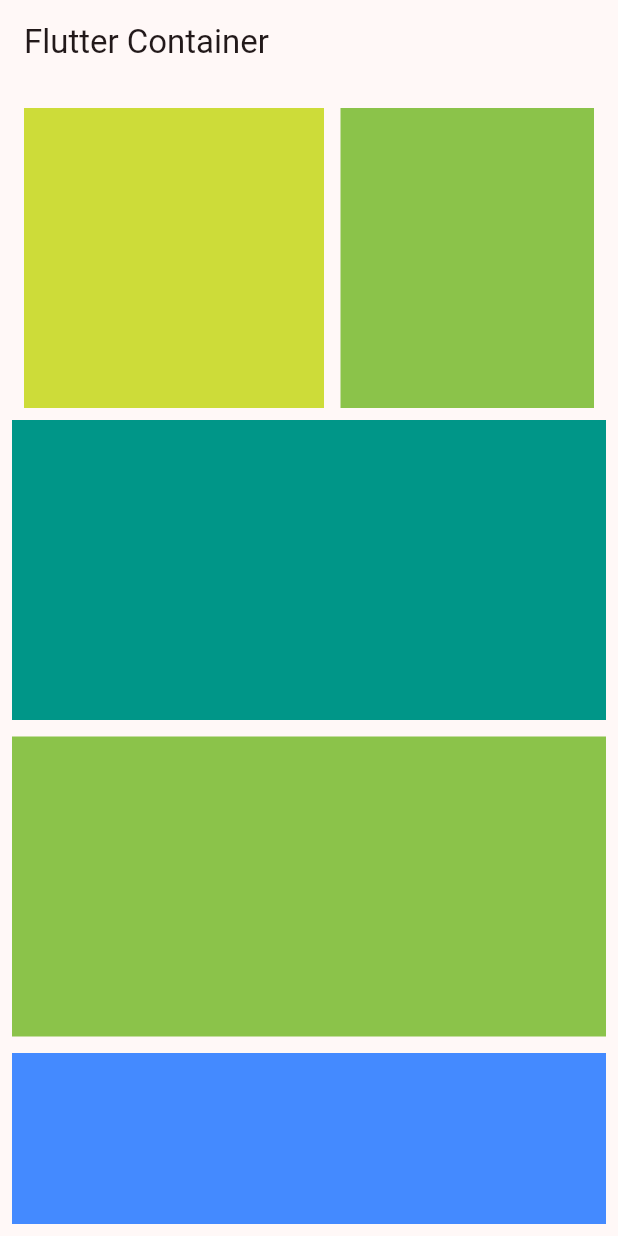
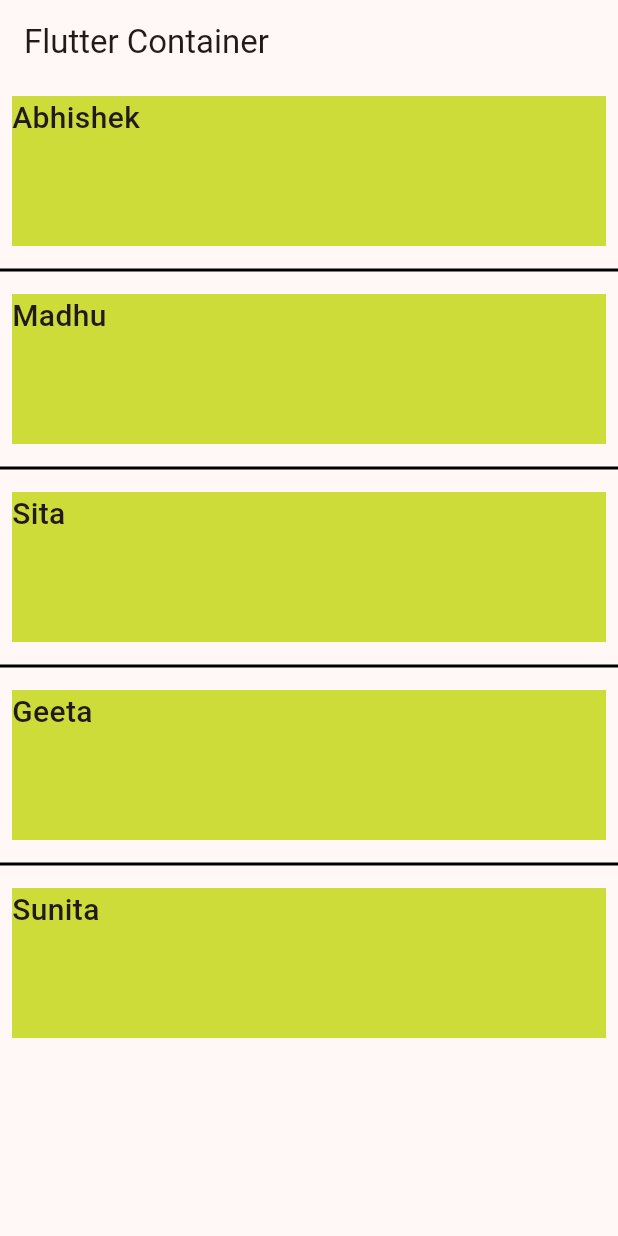
Before and after one commit to codebyAbhishekBharti/flutter_basics, a Flutter app: the screen it shows after launch, on a phone screen of 412 x 824 dp. Run offline on Flutter 3.47's test engine with Material 3 defaults, Android fonts, the phone set to English and light mode, and no system bars.

Commit message:
ListView.separated

```diff
--- a/lib/main.dart
+++ b/lib/main.dart
@@ -43,6 +43,7 @@ class MyHomePage extends StatefulWidget {
 class _MyHomePageState extends State<MyHomePage> {
   @override
   Widget build(BuildContext context) {
+    var arrName = ['Abhishek','Madhu','Sita','Geeta','Sunita'];
     return Scaffold(
       appBar: AppBar(
         title: const Text('Flutter Container'),
@@ -166,96 +167,145 @@ class _MyHomePageState extends State<MyHomePage> {
       //   ),
       // )
       // scrollView Widget
-      body:Padding(
-        padding: const EdgeInsets.all(8.0),
-        child: SingleChildScrollView(
-          child: Column(
-            children: [
-              Padding(
-                padding: const EdgeInsets.all(8.0),
-                child: SingleChildScrollView(
-                  scrollDirection: Axis.horizontal,
-                  child: Row(
-                    children: [
-                      Container(
-                        margin: EdgeInsets.only(right: 11),
-                        height: 200,
-                        width: 200,
-                        color: Colors.lime,
-                      ),
-                      Container(
-                        margin: EdgeInsets.only(right: 11),
-                        height: 200,
-                        width: 200,
-                        color: Colors.lightGreen,
-                      ),
-                      Container(
-                        margin: EdgeInsets.only(right: 11),
-                        height: 200,
-                        width: 200,
-                        color: Colors.blueAccent,
-                      ),
-                      Container(
-                        margin: EdgeInsets.only(right: 11),
-                        height: 200,
-                        width: 200,
-                        color: Colors.red,
-                      ),
-                    ],
-                  ),
-                ),
-              ),
-              Container(
-                margin: EdgeInsets.only(bottom: 11),
-                height: 200,
-                // width: 200,
-                color: Colors.teal,
-              ),
-              Container(
-                margin: EdgeInsets.only(bottom: 11),
-                height: 200,
-                // width: 200,
-                color: Colors.lightGreen,
-              ),
-              Container(
-                margin: EdgeInsets.only(bottom: 11),
-                height: 200,
-                // width: 200,
-                color: Colors.blueAccent,
-              ),
-              Container(
-                margin: EdgeInsets.only(bottom: 11),
-                height: 200,
-                // width: 200,
-                color: Colors.red,
-              ),
-              Container(
-                margin: EdgeInsets.only(bottom: 11),
-                height: 200,
-                // width: 200,
-                color: Colors.orange,
-              ),
-              Container(
-                margin: EdgeInsets.only(bottom: 11),
-                height: 200,
-                // width: 200,
-                color: Colors.lightGreen,
-              ),
-              Container(
-                margin: EdgeInsets.only(bottom: 11),
-                height: 200,
-                // width: 200,
-                color: Colors.blueAccent,
-              ),
-              Container(
-                margin: EdgeInsets.only(bottom: 11),
-                height: 200,
-                // width: 200,
-                color: Colors.red,
-              ),
-            ],
-          ),
-        ),
+      // body:Padding(
+      //   padding: const EdgeInsets.all(8.0),
+      //   child: SingleChildScrollView(
+      //     child: Column(
+      //       children: [
+      //         Padding(
+      //           padding: const EdgeInsets.all(8.0),
+      //           child: SingleChildScrollView(
+      //             scrollDirection: Axis.horizontal,
+      //             child: Row(
+      //               children: [
+      //                 Container(
+      //                   margin: EdgeInsets.only(right: 11),
+      //                   height: 200,
+      //                   width: 200,
+      //                   color: Colors.lime,
+      //                 ),
+      //                 Container(
+      //                   margin: EdgeInsets.only(right: 11),
+      //                   height: 200,
+      //                   width: 200,
+      //                   color: Colors.lightGreen,
+      //                 ),
+      //                 Container(
+      //                   margin: EdgeInsets.only(right: 11),
+      //                   height: 200,
+      //                   width: 200,
+      //                   color: Colors.blueAccent,
+      //                 ),
+      //                 Container(
+      //                   margin: EdgeInsets.only(right: 11),
+      //                   height: 200,
+      //                   width: 200,
+      //                   color: Colors.red,
+      //                 ),
+      //               ],
+      //             ),
+      //           ),
+      //         ),
+      //         Container(
+      //           margin: EdgeInsets.only(bottom: 11),
+      //           height: 200,
+      //           // width: 200,
+      //           color: Colors.teal,
+      //         ),
+      //         Container(
+      //           margin: EdgeInsets.only(bottom: 11),
+      //           height: 200,
+      //           // width: 200,
+      //           color: Colors.lightGreen,
+      //         ),
+      //         Container(
+      //           margin: EdgeInsets.only(bottom: 11),
+      //           height: 200,
+      //           // width: 200,
+      //           color: Colors.blueAccent,
+      //         ),
+      //         Container(
+      //           margin: EdgeInsets.only(bottom: 11),
+      //           height: 200,
+      //           // width: 200,
+      //           color: Colors.red,
+      //         ),
+      //         Container(
+      //           margin: EdgeInsets.only(bottom: 11),
+      //           height: 200,
+      //           // width: 200,
+      //           color: Colors.orange,
+      //         ),
+      //         Container(
+      //           margin: EdgeInsets.only(bottom: 11),
+      //           height: 200,
+      //           // width: 200,
+      //           color: Colors.lightGreen,
+      //         ),
+      //         Container(
+      //           margin: EdgeInsets.only(bottom: 11),
+      //           height: 200,
+      //           // width: 200,
+      //           color: Colors.blueAccent,
+      //         ),
+      //         Container(
+      //           margin: EdgeInsets.only(bottom: 11),
+      //           height: 200,
+      //           // width: 200,
+      //           color: Colors.red,
+      //         ),
+      //       ],
+      //     ),
+      //   ),
+      // )
+      // body: ListView(
+      //   scrollDirection: Axis.horizontal,
+      //   reverse: true,
+      //   children: const [
+      //     Padding(
+      //       padding: EdgeInsets.all(8.0),
+      //       child: Text('one',style: TextStyle(fontSize: 20,fontWeight: FontWeight.w500),),
+      //     ),
+      //     Padding(
+      //       padding: EdgeInsets.all(8.0),
+      //       child: Text('two',style: TextStyle(fontSize: 20,fontWeight: FontWeight.w500),),
+      //     ),
+      //     Padding(
+      //       padding: EdgeInsets.all(8.0),
+      //       child: Text('three',style: TextStyle(fontSize: 20,fontWeight: FontWeight.w500),),
+      //     ),
+      //     Padding(
+      //       padding: EdgeInsets.all(8.0),
+      //       child: Text('four',style: TextStyle(fontSize: 20,fontWeight: FontWeight.w500),),
+      //     ),
+      //     Padding(
+      //       padding: EdgeInsets.all(8.0),
+      //       child: Text('five',style: TextStyle(fontSize: 20,fontWeight: FontWeight.w500),),
+      //     ),
+      //   ],
+      // ),
+      body: ListView.separated(
+        itemBuilder: (context,index){
+          return Padding(
+            padding: const EdgeInsets.all(8.0),
+            child: Container(
+                height: 100,
+                color: Colors.lime,
+                child: Text(arrName[index],
+                  style: TextStyle(fontSize: 20,fontWeight: FontWeight.w500),
+                )
+            ),
+          );
+        },
+        itemCount: arrName.length,
+        // itemExtent: 100,
+        separatorBuilder: (context,index){
+          return const Divider(
+            color: Colors.black,
+            thickness: 2,
+          );
+        },
+        // scrollDirection: Axis.horizontal,
       )
     );
   }
```
